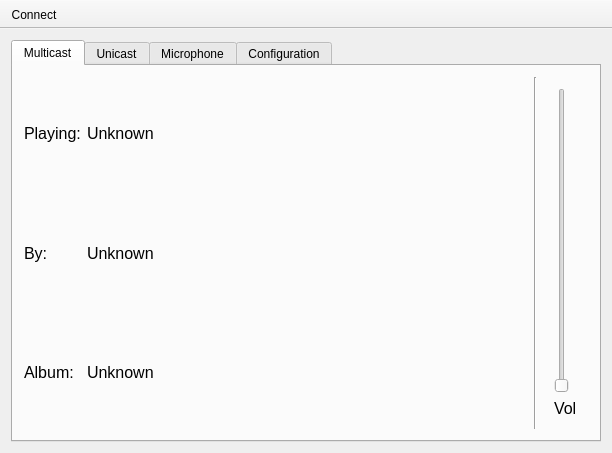
CaKlassen/CommAudio, file Source/GUI/CommAudio/mainwindow.ui: the form before one commit.
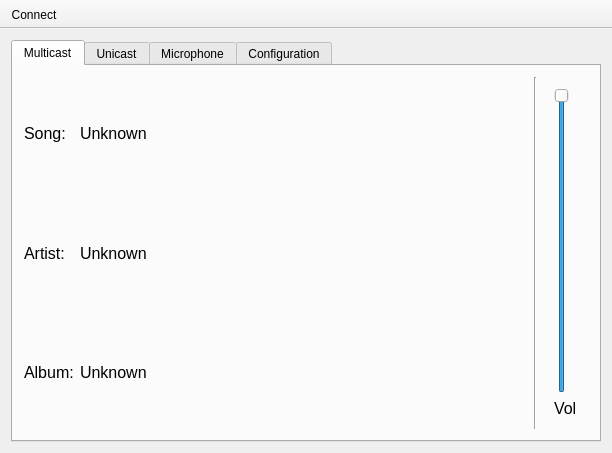
The form after the commit. The open tabs and pages were chosen to show the change.

Commit message: Added volume control.

What changed in the file:
```diff
--- a/Source/GUI/CommAudio/mainwindow.ui
+++ b/Source/GUI/CommAudio/mainwindow.ui
@@ -116,7 +116,7 @@
              </font>
             </property>
             <property name="text">
-             <string>By:</string>
+             <string>Artist:</string>
             </property>
            </widget>
           </item>
@@ -134,7 +134,7 @@
              </font>
             </property>
             <property name="text">
-             <string>Playing:</string>
+             <string>Song:</string>
             </property>
            </widget>
           </item>
@@ -157,7 +157,22 @@
           </property>
           <layout class="QVBoxLayout" name="verticalLayout_2">
            <item>
-            <widget class="QSlider" name="verticalSlider">
+            <widget class="QSlider" name="volumeMulticast">
+             <property name="sizePolicy">
+              <sizepolicy hsizetype="Fixed" vsizetype="Expanding">
+               <horstretch>0</horstretch>
+               <verstretch>0</verstretch>
+              </sizepolicy>
+             </property>
+             <property name="maximum">
+              <number>100</number>
+             </property>
+             <property name="pageStep">
+              <number>1</number>
+             </property>
+             <property name="value">
+              <number>100</number>
+             </property>
              <property name="orientation">
               <enum>Qt::Vertical</enum>
              </property>
```
Left out of the diff: 13 changed lines with no effect on the pictures. The commit also changes 6 other files.
